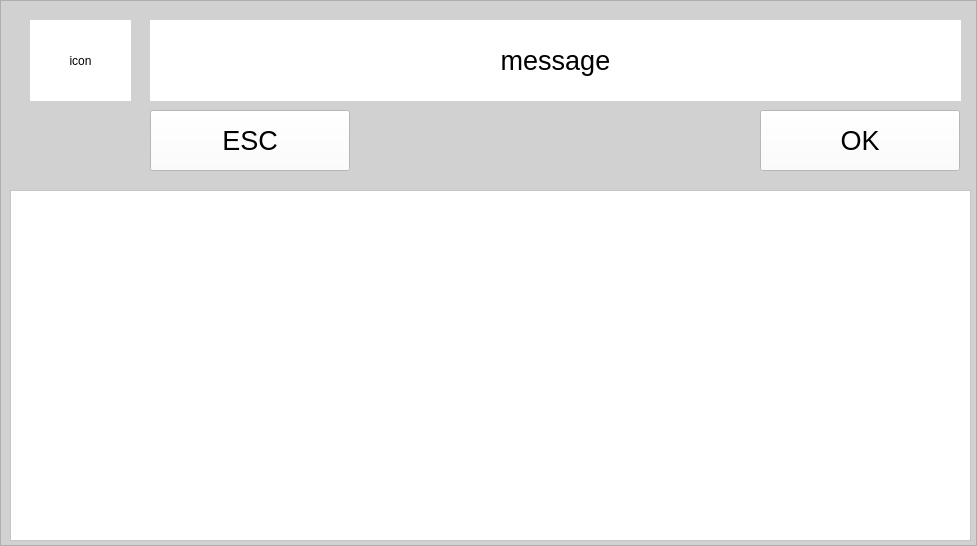
Above: src/alfa_CR6_ui/ui/input_dialog.ui from alfa-sw/alfa_cr6 before the change. Below: the same form after it.
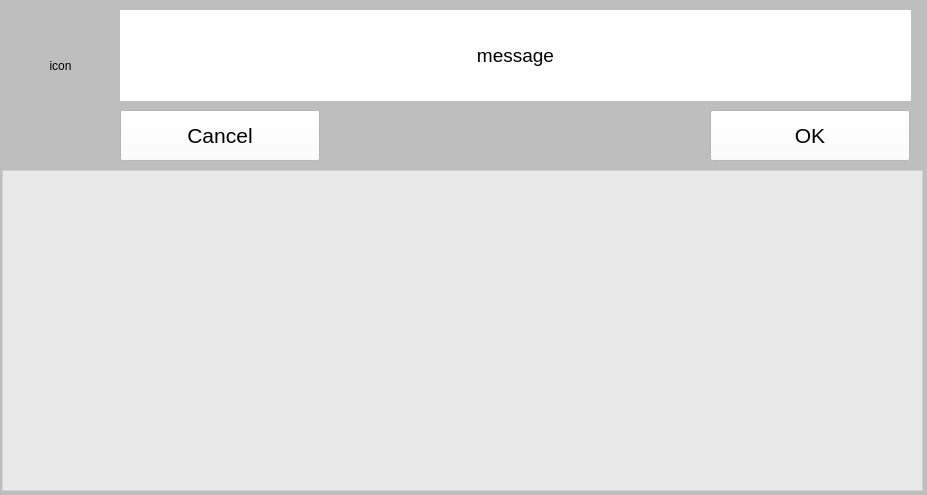
That is the form after the change.

Commit message: refacor UI based on template: continue 3

Diff of the .ui file:
```diff
--- a/src/alfa_CR6_ui/ui/input_dialog.ui
+++ b/src/alfa_CR6_ui/ui/input_dialog.ui
@@ -6,36 +6,36 @@
    <rect>
     <x>0</x>
     <y>0</y>
-    <width>977</width>
-    <height>546</height>
+    <width>927</width>
+    <height>495</height>
    </rect>
   </property>
   <property name="windowTitle">
    <string>Frame</string>
   </property>
   <property name="styleSheet">
-   <string notr="true">background-color: #AACCCCCC</string>
+   <string notr="true">background:#CCBBBBBB</string>
   </property>
   <property name="frameShape">
-   <enum>QFrame::StyledPanel</enum>
+   <enum>QFrame::Box</enum>
   </property>
   <property name="frameShadow">
-   <enum>QFrame::Raised</enum>
+   <enum>QFrame::Plain</enum>
   </property>
   <property name="lineWidth">
-   <number>4</number>
+   <number>0</number>
   </property>
   <widget class="QLabel" name="icon_label">
    <property name="geometry">
     <rect>
-     <x>30</x>
+     <x>10</x>
      <y>20</y>
      <width>101</width>
-     <height>81</height>
+     <height>91</height>
     </rect>
    </property>
    <property name="styleSheet">
-    <string notr="true">background-color: #FFFFFF</string>
+    <string notr="true">background:#00FFFFFF</string>
    </property>
    <property name="text">
     <string>icon</string>
@@ -50,15 +50,15 @@
   <widget class="QLabel" name="message_label">
    <property name="geometry">
     <rect>
-     <x>150</x>
-     <y>20</y>
-     <width>811</width>
-     <height>81</height>
+     <x>120</x>
+     <y>10</y>
+     <width>791</width>
+     <height>91</height>
     </rect>
    </property>
    <property name="font">
     <font>
-     <pointsize>20</pointsize>
+     <pointsize>14</pointsize>
     </font>
    </property>
    <property name="styleSheet">
@@ -74,38 +74,38 @@
   <widget class="QTextEdit" name="content_edit">
    <property name="geometry">
     <rect>
-     <x>10</x>
-     <y>190</y>
-     <width>961</width>
-     <height>351</height>
+     <x>2</x>
+     <y>170</y>
+     <width>921</width>
+     <height>321</height>
     </rect>
    </property>
    <property name="styleSheet">
-    <string notr="true">background-color: #FFFFFF</string>
+    <string notr="true">background-color: #AAFFFFFF</string>
    </property>
   </widget>
   <widget class="QPushButton" name="esc_button">
    <property name="geometry">
     <rect>
-     <x>150</x>
+     <x>120</x>
      <y>110</y>
      <width>200</width>
-     <height>61</height>
+     <height>51</height>
     </rect>
    </property>
    <property name="font">
     <font>
-     <pointsize>20</pointsize>
+     <pointsize>16</pointsize>
     </font>
    </property>
    <property name="autoFillBackground">
-    <bool>true</bool>
+    <bool>false</bool>
    </property>
    <property name="styleSheet">
     <string notr="true">background:#FFFFFFFF</string>
    </property>
    <property name="text">
-    <string>ESC</string>
+    <string>Cancel</string>
    </property>
    <property name="iconSize">
     <size>
@@ -120,19 +120,19 @@
   <widget class="QPushButton" name="ok_button">
    <property name="geometry">
     <rect>
-     <x>760</x>
+     <x>710</x>
      <y>110</y>
      <width>200</width>
-     <height>61</height>
+     <height>51</height>
     </rect>
    </property>
    <property name="font">
     <font>
-     <pointsize>20</pointsize>
+     <pointsize>16</pointsize>
     </font>
    </property>
    <property name="autoFillBackground">
-    <bool>true</bool>
+    <bool>false</bool>
    </property>
    <property name="styleSheet">
     <string notr="true">background:#FFFFFFFF</string>
@@ -142,8 +142,8 @@
    </property>
    <property name="iconSize">
     <size>
-     <width>32</width>
-     <height>32</height>
+     <width>24</width>
+     <height>24</height>
     </size>
    </property>
    <property name="flat">
```
Left out of the diff: 10 changed lines with no effect on the pictures. The commit also changes 6 other files.
